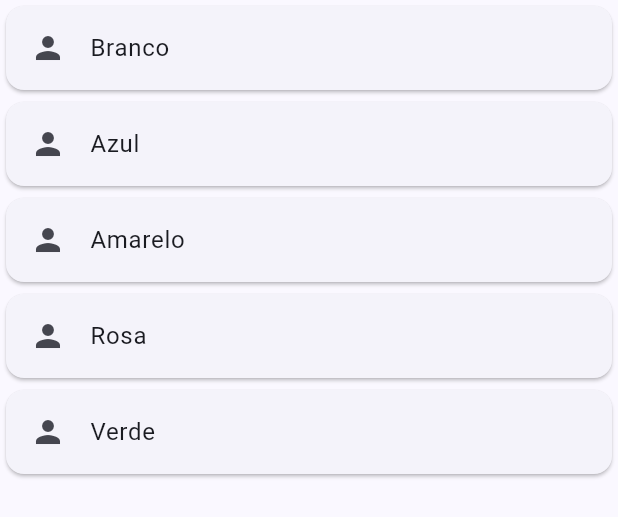
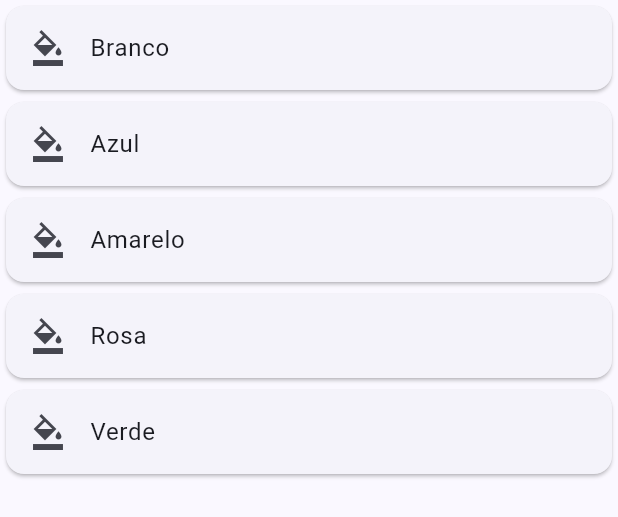
Before and after one commit to rafaelassumpcao274/grafica_app, a Flutter app: the ViaCoresList widget shown alone on an empty page, opened directly, on a phone screen of 412 x 824 dp. Shown: the top 517 px of the screen. Run offline on Flutter 3.47's test engine with Material 3 defaults, Android fonts, the phone set to English and light mode, and no system bars; our stand-ins replace drift, equatable, flutter_keyboard_visibility, flutter_riverpod, flutter_typeahead, mask_text_input_formatter and 1 more; missing offline and left inert: cpf_cnpj_validator; accounts and stored records are empty; generated files the repository leaves out were written again.

Commit message:
refactor(): alterando icones do sistema

```diff
--- a/lib/features/ordemServico/presentation/pages/papel/list/papel_list.dart
+++ b/lib/features/ordemServico/presentation/pages/papel/list/papel_list.dart
@@ -61,7 +61,7 @@ class _PapelListState extends ConsumerState<PapelList> {
               },
               child: Card(
                 child: ListTile(
-                  leading: const Icon(Icons.person),
+                  leading: const Icon(Icons.article),
                   title: Text(papel.descricao),
                   subtitle:
                       Text( papel.quantidadePapel.toString()),
--- a/lib/features/ordemServico/presentation/pages/via_cores/list/via_cores_list.dart
+++ b/lib/features/ordemServico/presentation/pages/via_cores/list/via_cores_list.dart
@@ -62,7 +62,7 @@ class _ViaCoresListState extends ConsumerState<ViaCoresList> {
               },
               child: Card(
                 child: ListTile(
-                  leading: const Icon(Icons.person),
+                  leading: const Icon(Icons.format_color_fill_sharp),
                   title: Text(viacores.descricao),
                   onTap: () {
                     Navigator.push(
```
